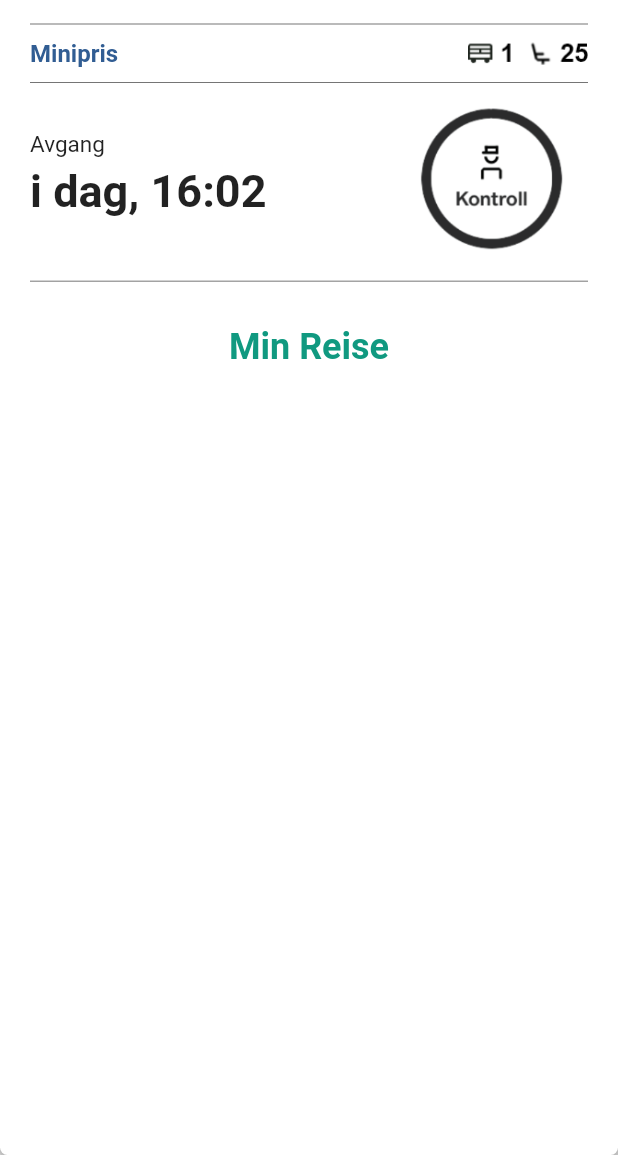
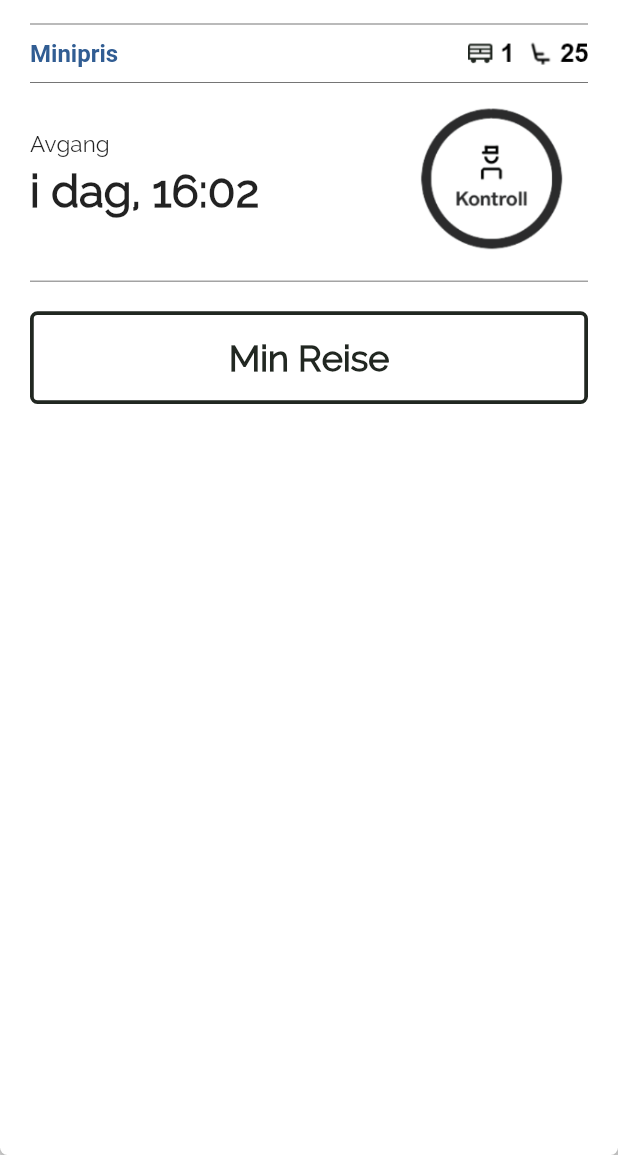
Before and after one commit to tafkolstad/smidig, a Flutter app: the Billett widget shown alone on an empty page, opened directly, on a phone screen of 412 x 824 dp, the part 81-1236 px from its top. Run offline on Flutter 3.47's test engine with Material 2 defaults, Android fonts, the phone set to English and light mode, and no system bars; our stand-ins replace firebase_database, flutter_animation_progress_bar, font_awesome_flutter, outline_material_icons, step_progress_indicator; missing offline and left inert: wifi_configuration; accounts and stored records are empty; Roboto replaces fonts that are missing (Helvetica).

Commit message:
Make "Min Reise" button more visible

```diff
--- a/lib/billetter/billett.dart
+++ b/lib/billetter/billett.dart
@@ -1,4 +1,5 @@
 import 'package:flutter/material.dart';
+import 'package:vy_test/layout/colors.dart';
 
 class Billett extends StatelessWidget {
   final String fromPlatform;
@@ -9,6 +10,8 @@ class Billett extends StatelessWidget {
 
   @override
   Widget build(BuildContext context) {
+    final _minReiseHeight = MediaQuery.of(context).size.height * 0.075;
+
     void _onKontrollTapped() {
       Navigator.pushNamed(context, '/kontroll');
     }
@@ -45,7 +48,7 @@ class Billett extends StatelessWidget {
                       style: TextStyle(
                         color: Colors.black,
                         fontSize: 21.0,
-                        fontFamily: 'Raleway', // Does not exist in project
+                        fontFamily: 'Raleway',
                       ),
                       children: <TextSpan>[
                         TextSpan(text: 'Fra '),
@@ -106,6 +109,7 @@ class Billett extends StatelessWidget {
                         'Avgang',
                         style: TextStyle(
                           fontSize: 15.0,
+                          fontFamily: 'Raleway',
                         ),
                       ),
                       SizedBox(
@@ -116,6 +120,7 @@ class Billett extends StatelessWidget {
                         style: TextStyle(
                           fontSize: 30.0,
                           fontWeight: FontWeight.bold,
+                          fontFamily: 'Raleway',
                         ),
                       ),
                     ],
@@ -139,17 +144,61 @@ class Billett extends StatelessWidget {
             ),
             Row(
               children: <Widget>[
+                // Expanded(
+                //   child: FlatButton(
+                //     child: Text(
+                //       'Min Reise',
+                //       style: TextStyle(
+                //         color: Color(0xFF109980),
+                //         fontSize: 24.0,
+                //         fontWeight: FontWeight.w600,
+                //       ),
+                //     ),
+                //     onPressed: _onMinReiseTapped,
+                //   ),
+                // ),
+
+                // Expanded(
+                //   child: RaisedButton(
+                //     shape: RoundedRectangleBorder(
+                //       borderRadius: BorderRadius.circular(5.0),
+                //     ),
+                //     color: textContainerColor,
+                //     child: Text(
+                //       'Min Reise',
+                //       style: TextStyle(
+                //         color: vyColorGreen,
+                //         fontSize: 24.0,
+                //         fontWeight: FontWeight.w600,
+                //         fontFamily: 'Raleway',
+                //       ),
+                //     ),
+                //     onPressed: _onMinReiseTapped,
+                //   ),
+                // ),
+
                 Expanded(
+                  child: Container(
+                    height: _minReiseHeight,
                     child: FlatButton(
+                      shape: RoundedRectangleBorder(
+                        side: BorderSide(
+                          color: vyColorBlack,
+                          width: 2.5,
+                        ),
+                        borderRadius: BorderRadius.circular(5.0),
+                      ),
                       child: Text(
                         'Min Reise',
                         style: TextStyle(
-                        color: Color(0xFF109980),
+                          color: vyColorBlack,
                           fontSize: 24.0,
                           fontWeight: FontWeight.w600,
+                          fontFamily: 'Raleway',
                         ),
                       ),
                       onPressed: _onMinReiseTapped,
+                    ),
                   ),
                 ),
               ],
```
Lines whose indentation alone changed are shown as unchanged.
